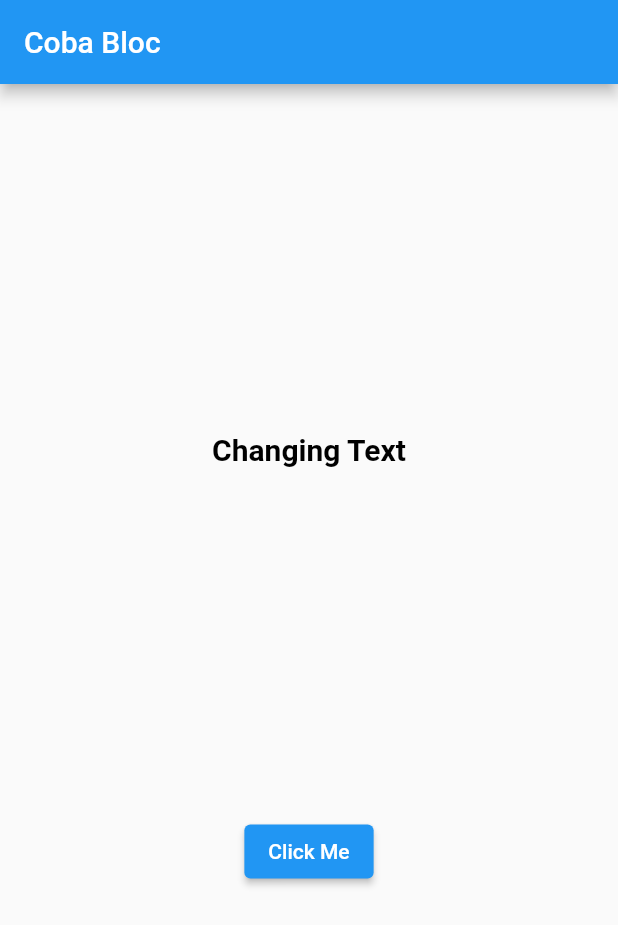
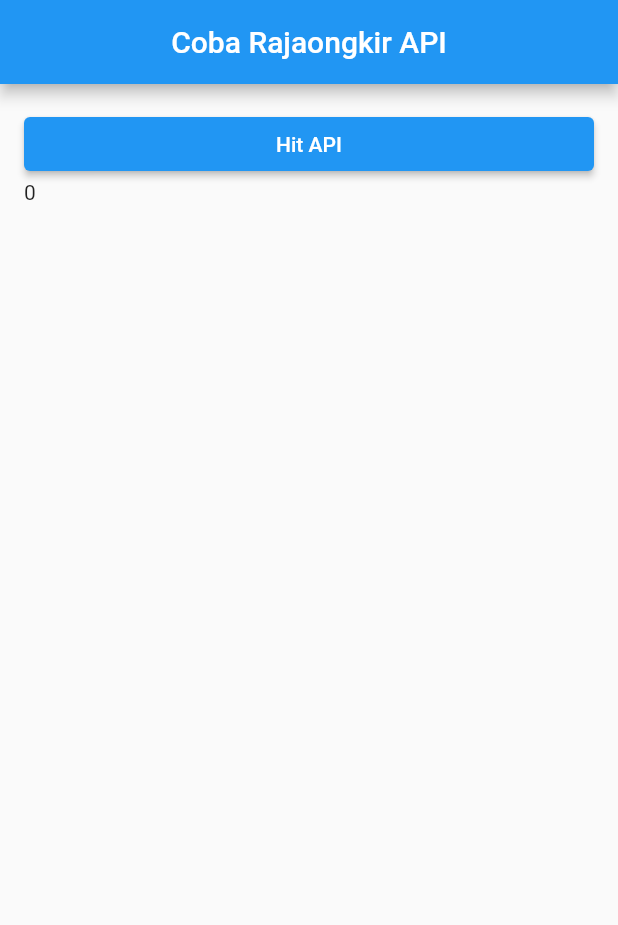
Before and after one commit to nickysantano/latihan_bloc, a Flutter app: the screen it shows after launch, on a phone screen of 412 x 824 dp. Shown: the top 925 px of the screen. Run offline on Flutter 3.47's test engine with Material 2 defaults, Android fonts, the phone set to English and light mode, and no system bars; our stand-ins replace bloc, equatable, flutter_bloc.

Commit message:
week 4
raja ongkir api mulai

```diff
--- /dev/null
+++ b/lib/bloc/rajaongkir_bloc.dart
@@ -0,0 +1,34 @@
+import 'dart:async';
+import 'dart:convert';
+
+import 'package:bloc/bloc.dart';
+import 'package:equatable/equatable.dart';
+import 'package:latihan_bloc/services/services.dart';
+
+part 'rajaongkir_event.dart';
+part 'rajaongkir_state.dart';
+
+class RajaongkirBloc extends Bloc<RajaongkirEvent, RajaongkirState> {
+  RajaongkirBloc() : super(RajaongkirInitial());
+
+  @override
+  Stream<RajaongkirState> mapEventToState(
+    RajaongkirEvent event,
+  ) async* {
+
+    if(event is ChangeOngkir){
+
+      String ongkir = '';
+
+      await RajaongkirService.getOngkir('501', '114', 'jne', 1000).then((value){
+
+        var jsonobj = json.decode(value.body);
+        ongkir = jsonobj['rajaongkir']['results'].toString();
+
+      });
+      yield RajaongkirValue(ongkir);
+
+    }
+
+  }
+}
--- /dev/null
+++ b/lib/bloc/rajaongkir_event.dart
@@ -0,0 +1,10 @@
+part of 'rajaongkir_bloc.dart';
+
+abstract class RajaongkirEvent extends Equatable {
+  const RajaongkirEvent();
+
+  @override
+  List<Object> get props => [];
+}
+
+class ChangeOngkir extends RajaongkirEvent{}
--- /dev/null
+++ b/lib/bloc/rajaongkir_state.dart
@@ -0,0 +1,20 @@
+part of 'rajaongkir_bloc.dart';
+
+abstract class RajaongkirState extends Equatable {
+  const RajaongkirState();
+
+  @override
+  List<Object> get props => [];
+}
+
+class RajaongkirInitial extends RajaongkirState {}
+
+class RajaongkirValue extends RajaongkirState{
+
+  final String value ;
+  const RajaongkirValue(this.value);
+
+  @override
+  List<Object> get props => [value];
+
+}
--- a/lib/main.dart
+++ b/lib/main.dart
@@ -1,6 +1,7 @@
 import 'package:flutter/material.dart';
 import 'package:flutter_bloc/flutter_bloc.dart';
 import 'package:latihan_bloc/bloc/colors_bloc.dart';
+import 'package:latihan_bloc/bloc/rajaongkir_bloc.dart';
 import 'package:latihan_bloc/blocs/blocs.dart';
 import 'package:latihan_bloc/views/pages/pages.dart';
 
@@ -16,8 +17,8 @@
     return MaterialApp(
       title: 'Flutter Bloc Demo',
       home: BlocProvider(
-        create: (context) => ColorsBloc(),
-        child: const HomePage(),
+        create: (context) => RajaongkirBloc(),
+        child: const OngkirPage(),
       ),
     );
   }
--- /dev/null
+++ b/lib/services/services.dart
@@ -0,0 +1,6 @@
+import 'dart:convert';
+
+import 'package:http/http.dart' as http;
+import 'package:latihan_bloc/shared/shared.dart';
+
+part 'rajaongkir_service.dart';
--- /dev/null
+++ b/lib/shared/glovar.dart
@@ -0,0 +1,6 @@
+part of 'shared.dart';
+
+class Glovar{
+  static String apiUrl = "api.rajaongkir.com";
+  static String apiKey = "18d982551458044bb1f6c3fae5b31c02";
+}
--- /dev/null
+++ b/lib/shared/shared.dart
@@ -0,0 +1 @@
+part 'glovar.dart';
--- /dev/null
+++ b/lib/views/pages/ongkirpage.dart
@@ -0,0 +1,41 @@
+part of 'pages.dart';
+
+class OngkirPage extends StatelessWidget {
+  const OngkirPage({ Key? key }) : super(key: key);
+
+  @override
+  Widget build(BuildContext context) {
+    return Scaffold(
+
+      appBar: AppBar(
+        title: const Text("Coba Rajaongkir API"),
+        centerTitle: true,
+      ),
+
+      body: BlocBuilder<RajaongkirBloc, RajaongkirState>(
+        builder: (context, state){
+          return Container(
+          padding: const EdgeInsets.all(16),
+          alignment: Alignment.center,
+          child: ListView(
+            children: [
+
+              ElevatedButton(
+                onPressed: (){
+                  context.read<RajaongkirBloc>().add(ChangeOngkir());
+                },
+                child: const Text("Hit API"),
+              ),
+
+              (state is RajaongkirValue) ? Text("" + state.value) : const Text("0"),
+
+            ],
+          ),
+        );
+        },
+
+      ),
+
+    );
+  }
+}
--- a/lib/views/pages/pages.dart
+++ b/lib/views/pages/pages.dart
@@ -2,6 +2,8 @@
 import 'package:flutter/material.dart';
 import 'package:flutter_bloc/flutter_bloc.dart';
 import 'package:latihan_bloc/bloc/colors_bloc.dart';
+import 'package:latihan_bloc/bloc/rajaongkir_bloc.dart';
 import 'package:latihan_bloc/blocs/blocs.dart';
 
 part 'homepage.dart';
+part 'ongkirpage.dart';
--- a/pubspec.yaml
+++ b/pubspec.yaml
@@ -32,6 +32,7 @@
   flutter:
     sdk: flutter
   flutter_bloc: ^7.2.0
+  http: ^0.13.4
 
 dev_dependencies:
   flutter_lints: ^1.0.0
```
Also changed, not shown: lib/services/rajaongkir_service.dart (added, +30 -0 lines), pubspec.lock.
